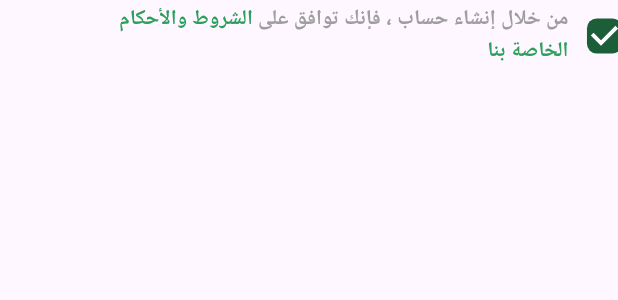
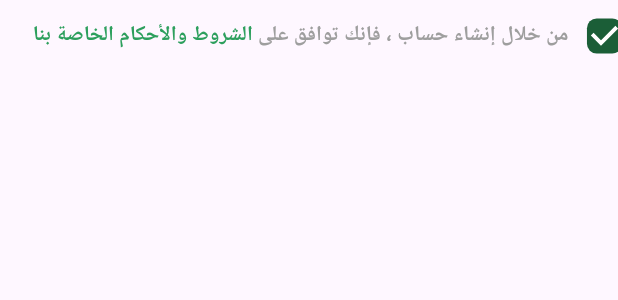
Before and after one commit to elbahy/Fruits_Hub_Ecommerce_App, a Flutter app: the TermsAndConditionsWidget widget shown alone on an empty page, opened directly, on a phone screen of 412 x 824 dp. Shown: the top 300 px of the screen. Run offline on Flutter 3.47's test engine with Material 3 defaults, Android fonts, the phone set to English and light mode, and no system bars; our stand-ins replace flutter_svg, get_it, shared_preferences; accounts and stored records are empty.

Commit message:
improve terms and conditions code

```diff
--- a/lib/features/auth/presentation/widgets/create_account_text.dart
+++ b/lib/features/auth/presentation/widgets/create_account_text.dart
@@ -1,5 +1,4 @@
 import 'package:flutter/material.dart';
-import 'package:fruits_hub/core/router/app_routers.dart';
 import 'package:fruits_hub/core/utils/app_colors.dart';
 import 'package:fruits_hub/core/utils/app_styles.dart';
 
--- a/lib/features/auth/presentation/widgets/terms_and_conditions_widget.dart
+++ b/lib/features/auth/presentation/widgets/terms_and_conditions_widget.dart
@@ -24,8 +24,7 @@ class TermsAndConditionsWidget extends StatelessWidget {
                   side: const BorderSide(color: AppColors.grey, width: 1)),
             ),
           ),
-          SizedBox(
-            width: MediaQuery.of(context).size.width - 32 - 48,
+          Expanded(
             child: Text.rich(TextSpan(
               children: [
                 TextSpan(
```
